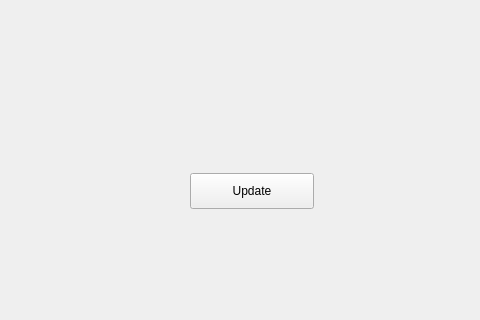
Old version of the form examples/ui_app1.ui in the repository phantasy-project/mpl4qt; both pictures show x 230 to 710 and y 367 to 687 of the 933 by 687 pixel window.
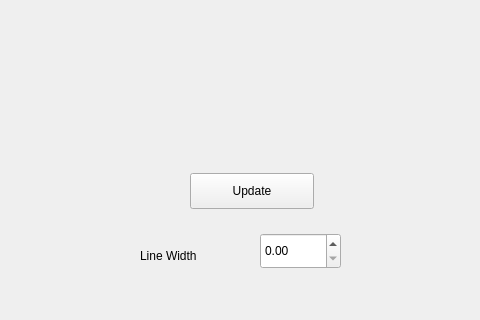
New version of the form. Custom widgets are drawn as their Qt base class.

Commit message: DOC: Add double spin box to example app.

The edit to the form file:
```diff
--- a/examples/ui_app1.ui
+++ b/examples/ui_app1.ui
@@ -56,6 +56,29 @@
     <string>Update</string>
    </property>
   </widget>
+  <widget class="QDoubleSpinBox" name="doubleSpinBox">
+   <property name="geometry">
+    <rect>
+     <x>490</x>
+     <y>600</y>
+     <width>81</width>
+     <height>36</height>
+    </rect>
+   </property>
+  </widget>
+  <widget class="QLabel" name="label_2">
+   <property name="geometry">
+    <rect>
+     <x>370</x>
+     <y>610</y>
+     <width>96</width>
+     <height>26</height>
+    </rect>
+   </property>
+   <property name="text">
+    <string>Line Width</string>
+   </property>
+  </widget>
  </widget>
  <customwidgets>
   <customwidget>
```
Left out of the diff: 19 changed lines with no effect on the pictures. The commit also changes 1 other file.
